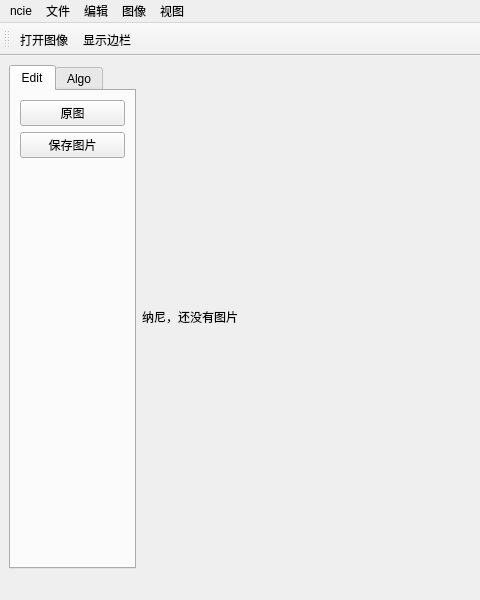
Before: the Qt Designer form mainwindow.ui in airlariken/ImageProcessing, drawn with Qt 5; both pictures show x 0 to 480 and y 0 to 600 of the 800 by 600 pixel window.
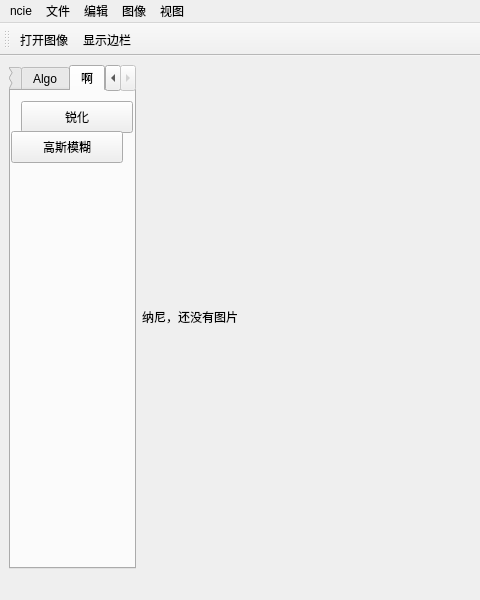
After: the same form once the commit is applied. Icons and pictures are not drawn.

Commit message: 加入锐化和高斯模糊

What changed in the file:
```diff
--- a/mainwindow.ui
+++ b/mainwindow.ui
@@ -20,7 +20,7 @@
       <item>
        <widget class="QTabWidget" name="tabWidget">
         <property name="currentIndex">
-         <number>0</number>
+         <number>2</number>
         </property>
         <widget class="QWidget" name="tab">
          <attribute name="title">
@@ -134,6 +134,37 @@
           </item>
          </layout>
         </widget>
+        <widget class="QWidget" name="tab_3">
+         <attribute name="title">
+          <string>啊</string>
+         </attribute>
+         <widget class="QPushButton" name="pushButton_sharpen">
+          <property name="geometry">
+           <rect>
+            <x>10</x>
+            <y>10</y>
+            <width>112</width>
+            <height>32</height>
+           </rect>
+          </property>
+          <property name="text">
+           <string>锐化</string>
+          </property>
+         </widget>
+         <widget class="QPushButton" name="pushButton_gaussianBlur">
+          <property name="geometry">
+           <rect>
+            <x>0</x>
+            <y>40</y>
+            <width>112</width>
+            <height>32</height>
+           </rect>
+          </property>
+          <property name="text">
+           <string>高斯模糊</string>
+          </property>
+         </widget>
+        </widget>
        </widget>
       </item>
       <item>
```
Left out of the diff: 7 changed lines with no effect on the pictures. The commit also changes 3 other files.
